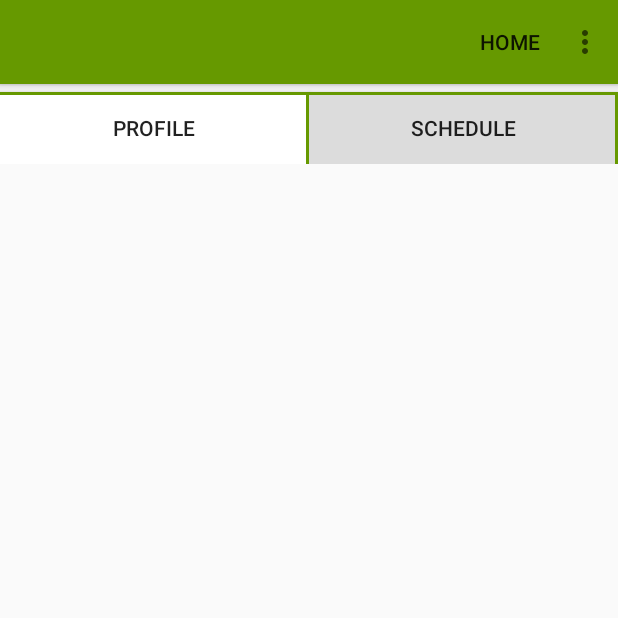
After one commit to KOHITech/CampusApp.AndroidApp, an Android app: the fragment Profile placed in its activity, on a phone screen of 412 x 824 dp, the top half of it. The commit adds this screen. Run offline under Robolectric (Android 15) with nearby library versions, the phone set to English and light mode, and no system bars; 2 statements that could not run were skipped.

Commit message:
Adding fragments

```diff
--- a/MyApplication10/app/src/main/java/com/example/ghita/myapplication10/HomePage.java
+++ b/MyApplication10/app/src/main/java/com/example/ghita/myapplication10/HomePage.java
@@ -1,21 +1,48 @@
 package com.example.ghita.myapplication10;
 
+import android.support.v4.app.Fragment;
+import android.support.v4.app.FragmentManager;
+import android.app.FragmentTransaction;
 import android.support.v7.app.AppCompatActivity;
 import android.os.Bundle;
 import android.support.v7.widget.Toolbar;
 import android.view.Menu;
 import android.view.MenuItem;
+import android.view.View;
+import android.widget.Button;
 
 public class HomePage extends AppCompatActivity {
 
     private Toolbar toolbar;
+    Button profile;
+    Button schedule;
 
     @Override
     protected void onCreate(Bundle savedInstanceState) {
         super.onCreate(savedInstanceState);
-        setContentView(R.layout.activity_home_page);
+        setContentView(R.layout.containers);
         toolbar = (Toolbar)findViewById(R.id.tool_bar);
         setSupportActionBar(toolbar);
+        profile = (Button)findViewById(R.id.profil);
+        schedule = (Button)findViewById(R.id.schedul);
+        profile.setOnClickListener(new android.view.View.OnClickListener() {
+
+            @Override
+            public void onClick(View v) {
+                FragmentManager fm = getSupportFragmentManager();
+                Profile f = new Profile();
+                fm.beginTransaction().add(R.id.fragment_container,f).commit();
+            }
+        });
+        schedule.setOnClickListener(new android.view.View.OnClickListener() {
+
+            @Override
+            public void onClick(View v) {
+                FragmentManager fm = getSupportFragmentManager();
+                Schedule f = new Schedule();
+                fm.beginTransaction().add(R.id.fragment_container,f).commit();
+            }
+        });
     }
     @Override
     public boolean onCreateOptionsMenu(Menu menu) {
--- /dev/null
+++ b/MyApplication10/app/src/main/java/com/example/ghita/myapplication10/Profile.java
@@ -0,0 +1,22 @@
+package com.example.ghita.myapplication10;
+
+import android.content.Intent;
+import android.os.Bundle;
+import android.support.v4.app.Fragment;
+import android.view.LayoutInflater;
+import android.view.View;
+import android.view.ViewGroup;
+
+
+public class Profile extends Fragment {
+    @Override
+    public View onCreateView(LayoutInflater inflater, ViewGroup container,
+                             Bundle savedInstanceState) {
+        // Inflate the layout for this fragment
+        return inflater.inflate(R.layout.profile_view, container, false);
+    }
+    static boolean profile_flag = false;
+    public void goToSchedule(View view){
+        profile_flag = true;
+    }
+}
--- /dev/null
+++ b/MyApplication10/app/src/main/res/drawable/inactive_shadow_box.xml
@@ -0,0 +1,19 @@
+<?xml version="1.0" encoding="utf-8"?>
+<layer-list xmlns:android="http://schemas.android.com/apk/res/android">
+    <item>
+        <shape android:shape="rectangle">
+            <solid android:color="@android:color/holo_green_dark"></solid>
+        </shape>
+    </item>
+    <item>
+        <shape android:shape="rectangle">
+            <solid android:color="@android:color/holo_green_dark"></solid>
+        </shape>
+    </item>
+    <item android:right="3px" android:top="3px">
+        <shape android:shape="rectangle">
+            <solid android:color="#DCDCDC"></solid>
+        </shape>
+    </item>
+
+</layer-list>
--- /dev/null
+++ b/MyApplication10/app/src/main/res/drawable/shadow_box_top.xml
@@ -0,0 +1,19 @@
+<?xml version="1.0" encoding="utf-8"?>
+<layer-list xmlns:android="http://schemas.android.com/apk/res/android">
+    <item>
+        <shape android:shape="rectangle">
+            <solid android:color="@android:color/holo_green_dark"></solid>
+        </shape>
+    </item>
+    <item>
+        <shape android:shape="rectangle">
+            <solid android:color="@android:color/holo_green_dark"></solid>
+        </shape>
+    </item>
+    <item android:right="3px" android:top="3px">
+        <shape android:shape="rectangle">
+            <solid android:color="@android:color/white"></solid>
+        </shape>
+    </item>
+
+</layer-list>
--- /dev/null
+++ b/MyApplication10/app/src/main/res/layout/containers.xml
@@ -0,0 +1,11 @@
+<?xml version="1.0" encoding="utf-8"?>
+<FrameLayout xmlns:android="http://schemas.android.com/apk/res/android"
+    android:layout_width="match_parent" android:layout_height="match_parent"
+    android:id="@+id/fragment_container">
+
+    <include
+        android:id="@+id/tool_bar"
+        layout="@layout/tool_bar"
+        ></include>
+
+</FrameLayout>
--- /dev/null
+++ b/MyApplication10/app/src/main/res/layout/profile_view.xml
@@ -0,0 +1,39 @@
+<?xml version="1.0" encoding="utf-8"?>
+<LinearLayout xmlns:android="http://schemas.android.com/apk/res/android"
+    android:orientation="vertical" android:layout_width="match_parent"
+    android:layout_height="match_parent">
+
+    <include
+        android:id="@+id/tool_bar"
+        layout="@layout/tool_bar"
+        />
+
+    <android.support.v7.widget.LinearLayoutCompat
+        android:layout_width="match_parent"
+        android:layout_height="wrap_content">
+
+        <Button
+            android:text="Profile"
+            android:layout_below="@id/tool_bar"
+            android:background="@drawable/shadow_box_top"
+            android:layout_width="0dp"
+            android:layout_weight="0.5"
+            android:layout_marginTop="5dp"
+            android:layout_height="wrap_content"
+            android:id="@+id/profil" />
+
+        <Button
+            android:text="Schedule"
+            android:layout_below="@id/tool_bar"
+            android:background="@drawable/inactive_shadow_box"
+            android:layout_width="0dp"
+            android:layout_weight="0.5"
+            android:layout_marginTop="5dp"
+            android:onClick="goToSchedule"
+            android:layout_height="wrap_content"
+            android:id="@+id/schedul" />
+
+    </android.support.v7.widget.LinearLayoutCompat>
+
+
+</LinearLayout>
```
Also changed, not shown: MyApplication10/app/src/main/java/com/example/ghita/myapplication10/Schedule.java (added, +20 -0 lines), MyApplication10/app/src/main/res/layout/schedule_view.xml (added, +37 -0 lines).
